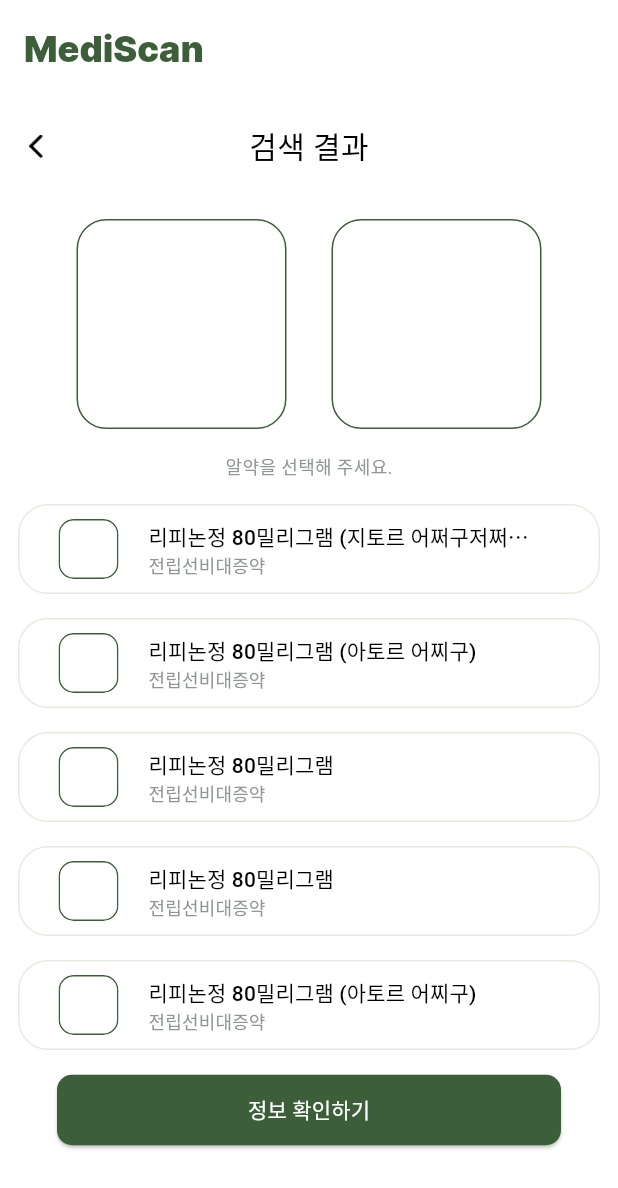
After one commit to Capstone-MediScan/Mediscan-front, a Flutter app: the SelectSearchPage screen opened directly, on a phone screen of 412 x 824 dp. The commit adds this screen. Shown: the top 1188 px of the screen. Run offline on Flutter 3.47's test engine with Material 3 defaults, Android fonts, the phone set to English and light mode, and no system bars; our stand-ins replace image_picker; Roboto replaces fonts that are missing (NotoSans500, NotoSans700); project files that could hold a hidden picture were left out.

Commit message:
feat: 검색 결과 선택 페이지 퍼센트 제거

```diff
--- a/lib/capsulesearch.dart
+++ b/lib/capsulesearch.dart
@@ -1,5 +1,5 @@
 import 'package:flutter/material.dart';
-import 'package:mediscan/selectresult.dart';
+import 'package:mediscan/selectsearchresult.dart';
 import 'package:mediscan/theme/colors.dart';
 
 class CapsuleSearch extends StatefulWidget {
@@ -113,6 +113,7 @@ class CapsuleSearchState extends State<CapsuleSearch> {
                     setSelectedColor: setSelectedColor,
                   ),
                   const SizedBox(height: 120),
+                  if (isWarning)
                     const Text(
                       '식별표시 앞 뒤 , 모양 , 색상을 모두 입력해 주세요.',
                       style: TextStyle(
@@ -145,7 +146,7 @@ class CapsuleSearchState extends State<CapsuleSearch> {
                         Navigator.push(
                           context,
                           MaterialPageRoute(
-                            builder: (context) => const SelectPage(),
+                            builder: (context) => const SelectSearchPage(),
                           ),
                         );
                       }
--- /dev/null
+++ b/lib/selectsearchresult.dart
@@ -0,0 +1,456 @@
+import 'dart:io';
+import 'package:flutter/material.dart';
+import 'package:mediscan/result.dart';
+import 'package:mediscan/theme/colors.dart';
+
+class ResultList {
+  final int id;
+  final File? image;
+  final File? frontImage; //약 이미지 앞
+  final File? backImage; //약 이미지 뒤
+  final String title;
+  final String description;
+
+  ResultList({
+    required this.id,
+    this.image,
+    this.frontImage,
+    this.backImage,
+    required this.title,
+    required this.description,
+  });
+}
+
+class SelectSearchPage extends StatefulWidget {
+  const SelectSearchPage({super.key});
+
+  @override
+  SelectSearchPageState createState() => SelectSearchPageState();
+}
+
+class SelectSearchPageState extends State<SelectSearchPage> {
+  bool isWarning = false; //경고 색상 표시 여부
+  int selectedId = 0; //선택된 ID 값
+
+  List<ResultList> buttonTexts = [
+    ResultList(
+      id: 1,
+      image: null,
+      frontImage: null,
+      backImage: null,
+      title: '리피논정 80밀리그램 (지토르 어쩌구저쩌구쏼쏼쏴로쌀)',
+      description: '전립선비대증약',
+    ),
+    ResultList(
+      id: 2,
+      image: null,
+      frontImage: null,
+      backImage: null,
+      title: '리피논정 80밀리그램 (아토르 어찌구)',
+      description: '전립선비대증약',
+    ),
+    ResultList(
+      id: 3,
+      image: null,
+      frontImage: null,
+      backImage: null,
+      title: '리피논정 80밀리그램',
+      description: '전립선비대증약',
+    ),
+    ResultList(
+      id: 4,
+      image: null,
+      frontImage: null,
+      backImage: null,
+      title: '리피논정 80밀리그램',
+      description: '전립선비대증약',
+    ),
+    ResultList(
+      id: 5,
+      image: null,
+      frontImage: null,
+      backImage: null,
+      title: '리피논정 80밀리그램 (아토르 어찌구)',
+      description: '전립선비대증약',
+    ),
+  ];
+
+  void setWarning(bool warning) {
+    setState(() {
+      isWarning = warning;
+    });
+  }
+
+  void setCapsule(int id) {
+    setState(() {
+      selectedId = id;
+    });
+  }
+
+  @override
+  Widget build(BuildContext context) {
+    return Scaffold(
+      appBar: AppBar(
+        backgroundColor: whiteColor,
+        scrolledUnderElevation: 0,
+        automaticallyImplyLeading: false,
+        toolbarHeight: 65,
+        title: const Text(
+          'MediScan',
+          style:
+              TextStyle(color: mainColor, fontFamily: 'Inter900', fontSize: 24),
+        ),
+      ),
+      body: Column(
+        children: [
+          Expanded(
+            child: SingleChildScrollView(
+              child: Column(
+                children: [
+                  PhotoComponent(
+                    isWarning: isWarning,
+                    onWarningChanged: setWarning,
+                    frontImage: selectedId != 0
+                        ? buttonTexts
+                            .firstWhere((result) => result.id == selectedId)
+                            .frontImage
+                        : null,
+                    backImage: selectedId != 0
+                        ? buttonTexts
+                            .firstWhere((result) => result.id == selectedId)
+                            .backImage
+                        : null,
+                  ),
+                  CapsuleSelect(
+                    isWarning: isWarning,
+                    onWarningChanged: setWarning,
+                    selectedId: selectedId,
+                    onIdSelected: setCapsule,
+                    buttonTexts: buttonTexts,
+                  ),
+                  ResultButton(
+                    selectedId: selectedId,
+                    isWarning: isWarning,
+                    onWarningChanged: setWarning,
+                  )
+                ],
+              ),
+            ),
+          ),
+        ],
+      ),
+    );
+  }
+}
+
+class PhotoComponent extends StatefulWidget {
+  final bool isWarning;
+  final Function(bool) onWarningChanged;
+  final File? frontImage;
+  final File? backImage;
+
+  const PhotoComponent(
+      {super.key,
+      required this.isWarning,
+      required this.onWarningChanged,
+      this.frontImage,
+      this.backImage});
+
+  @override
+  PhotoState createState() => PhotoState();
+}
+
+class PhotoState extends State<PhotoComponent> {
+  Widget buildImage(File? image) {
+    return Column(
+      children: [
+        SizedBox(
+          width: 140,
+          height: 140,
+          child: ClipRRect(
+            borderRadius: BorderRadius.circular(20),
+            child: image == null
+                ? null
+                : Container(
+                    decoration: BoxDecoration(
+                      image: DecorationImage(
+                        image: FileImage(image),
+                        fit: BoxFit.cover,
+                      ),
+                      border: Border.all(
+                        color: mainColor,
+                        width: 1,
+                      ),
+                      borderRadius: BorderRadius.circular(20),
+                    ),
+                  ),
+          ),
+        ),
+      ],
+    );
+  }
+
+  @override
+  Widget build(BuildContext context) {
+    return Column(
+      children: [
+        Container(
+          height: 65,
+          alignment: Alignment.center,
+          child: Stack(
+            children: [
+              const Align(
+                alignment: Alignment.center,
+                child: Text(
+                  '검색 결과',
+                  style: TextStyle(
+                    color: blackColor,
+                    fontFamily: 'NotoSans700',
+                    fontSize: 20,
+                  ),
+                ),
+              ),
+              Align(
+                alignment: Alignment.centerLeft,
+                child: IconButton(
+                  icon: Image.asset(
+                    'assets/images/back.png',
+                    width: 9,
+                  ),
+                  onPressed: () {
+                    Navigator.of(context).pop();
+                  },
+                  highlightColor: Colors.transparent,
+                ),
+              ),
+            ],
+          ),
+        ),
+        const SizedBox(height: 16),
+        Row(
+          mainAxisAlignment: MainAxisAlignment.center,
+          children: [
+            widget.frontImage != null
+                ? buildImage(widget.frontImage)
+                : Container(
+                    width: 140,
+                    height: 140,
+                    decoration: BoxDecoration(
+                      color: whiteColor,
+                      border: Border.all(
+                        color: mainColor,
+                        width: 1,
+                      ),
+                      borderRadius: BorderRadius.circular(20),
+                    ),
+                  ),
+            const SizedBox(width: 30),
+            widget.backImage != null
+                ? buildImage(widget.backImage)
+                : Container(
+                    width: 140,
+                    height: 140,
+                    decoration: BoxDecoration(
+                      color: whiteColor,
+                      border: Border.all(
+                        color: mainColor,
+                        width: 1,
+                      ),
+                      borderRadius: BorderRadius.circular(20),
+                    ),
+                  ),
+          ],
+        ),
+        Padding(
+          padding: const EdgeInsets.only(bottom: 16, top: 16),
+          child: Text(
+            '알약을 선택해 주세요.',
+            style: TextStyle(
+              color: widget.isWarning ? redColor : backColor,
+              fontFamily: 'NotoSans500',
+              fontSize: 12,
+            ),
+          ),
+        )
+      ],
+    );
+  }
+}
+
+class CapsuleSelect extends StatefulWidget {
+  final int selectedId;
+  final Function(int) onIdSelected;
+  final bool isWarning;
+  final Function(bool) onWarningChanged;
+  final List<ResultList> buttonTexts;
+
+  const CapsuleSelect({
+    super.key,
+    required this.selectedId,
+    required this.onIdSelected,
+    required this.isWarning,
+    required this.onWarningChanged,
+    required this.buttonTexts,
+  });
+
+  @override
+  CapsuleSelectState createState() => CapsuleSelectState();
+}
+
+class CapsuleSelectState extends State<CapsuleSelect> {
+  @override
+  Widget build(BuildContext context) {
+    return Column(
+      children: widget.buttonTexts.map(
+        (data) {
+          return Padding(
+            padding: const EdgeInsets.only(left: 12, right: 12, bottom: 16),
+            child: Row(
+              children: [
+                Expanded(
+                  child: OutlinedButton(
+                    onPressed: () {
+                      widget.onIdSelected(data.id);
+                      if (widget.isWarning == true) {
+                        widget.onWarningChanged(false);
+                      }
+                    },
+                    style: OutlinedButton.styleFrom(
+                      minimumSize: Size.zero,
+                      tapTargetSize: MaterialTapTargetSize.shrinkWrap,
+                      backgroundColor: whiteColor,
+                      foregroundColor: whiteColor,
+                      side: BorderSide(
+                          color: widget.selectedId == data.id
+                              ? mainColor
+                              : subColor),
+                      padding: const EdgeInsets.symmetric(
+                          horizontal: 27, vertical: 10),
+                      shape: RoundedRectangleBorder(
+                        borderRadius: BorderRadius.circular(20),
+                      ),
+                    ),
+                    child: Row(
+                      mainAxisAlignment: MainAxisAlignment.start,
+                      children: [
+                        SizedBox(
+                          width: 40,
+                          height: 40,
+                          child: ClipRRect(
+                            borderRadius: BorderRadius.circular(10),
+                            child: data.image == null
+                                ? Container(
+                                    decoration: BoxDecoration(
+                                      color: whiteColor,
+                                      border: Border.all(
+                                        color: mainColor,
+                                        width: 1.0,
+                                      ),
+                                      borderRadius: BorderRadius.circular(10),
+                                    ),
+                                  )
+                                : Image.file(
+                                    data.image!,
+                                    fit: BoxFit.cover,
+                                  ),
+                          ),
+                        ),
+                        const SizedBox(
+                          width: 20,
+                        ),
+                        Column(
+                          crossAxisAlignment: CrossAxisAlignment.start,
+                          children: [
+                            SizedBox(
+                              width: 260,
+                              child: Text(
+                                data.title,
+                                overflow: TextOverflow.ellipsis,
+                                style: const TextStyle(
+                                    color: blackColor,
+                                    fontFamily: 'NotoSans500',
+                                    fontSize: 14),
+                              ),
+                            ),
+                            SizedBox(
+                              width: 190,
+                              child: Text(
+                                data.description,
+                                overflow: TextOverflow.ellipsis,
+                                style: const TextStyle(
+                                    color: backColor,
+                                    fontFamily: 'NotoSans500',
+                                    fontSize: 12),
+                              ),
+                            ),
+                          ],
+                        )
+                      ],
+                    ),
+                  ),
+                ),
+              ],
+            ),
+          );
+        },
+      ).toList(),
+    );
+  }
+}
+
+class ResultButton extends StatefulWidget {
+  final int selectedId;
+  final bool isWarning;
+  final Function(bool) onWarningChanged;
+
+  const ResultButton(
+      {super.key,
+      required this.selectedId,
+      required this.isWarning,
+      required this.onWarningChanged});
+
+  @override
+  ResultButtonState createState() => ResultButtonState();
+}
+
+class ResultButtonState extends State<ResultButton> {
+  @override
+  Widget build(BuildContext context) {
+    return Padding(
+      padding: const EdgeInsets.only(bottom: 16, left: 38, right: 38),
+      child: Row(
+        children: [
+          Expanded(
+            child: ElevatedButton(
+              onPressed: () {
+                if (widget.selectedId == 0) {
+                  widget.onWarningChanged(true);
+                } else {
+                  Navigator.push(
+                    context,
+                    MaterialPageRoute(
+                      builder: (context) =>
+                          ResultPage(selectedId: widget.selectedId),
+                    ),
+                  );
+                }
+              },
+              style: ElevatedButton.styleFrom(
+                backgroundColor: mainColor,
+                padding: const EdgeInsets.symmetric(vertical: 13),
+                shape: RoundedRectangleBorder(
+                  borderRadius: BorderRadius.circular(10),
+                ),
+              ),
+              child: const Text(
+                '정보 확인하기',
+                style: TextStyle(
+                    color: whiteColor, fontFamily: 'NotoSans500', fontSize: 14),
+              ),
+            ),
+          ),
+        ],
+      ),
+    );
+  }
+}
```
Lines whose indentation alone changed are shown as unchanged.
